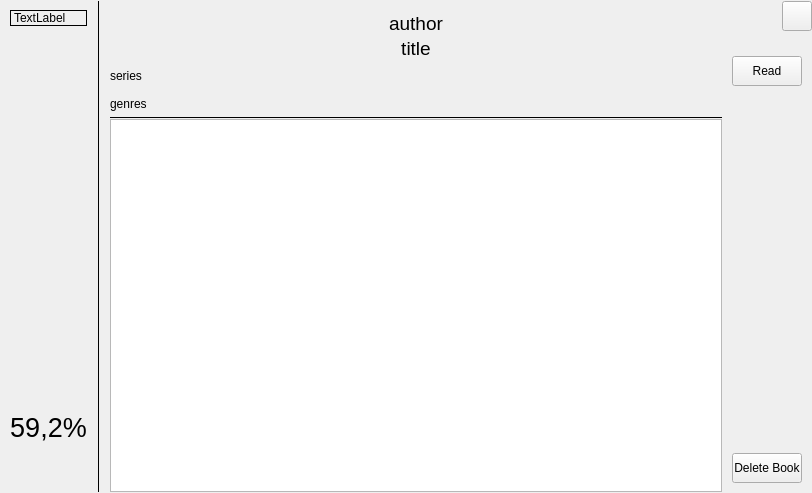
Above: parser-test/book_page.ui from JerryShe/O-Reader before the change. Below: the same form after it.
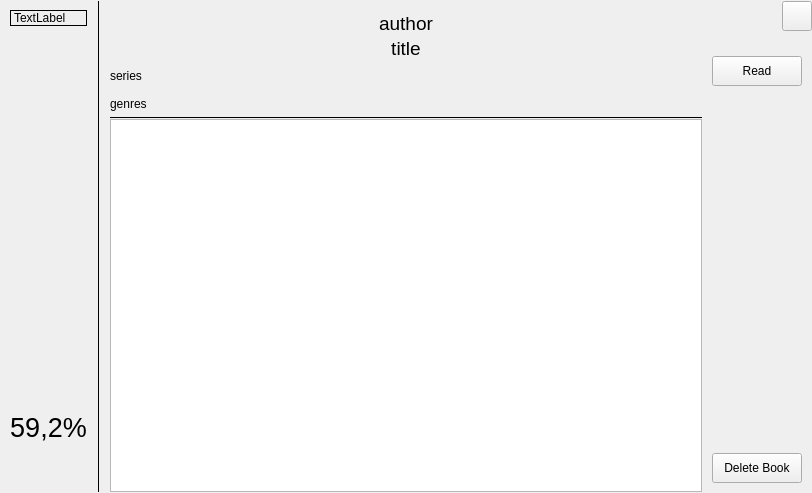
That is the form after the change.

What changed in the file:
```diff
--- a/parser-test/book_page.ui
+++ b/parser-test/book_page.ui
@@ -120,7 +120,7 @@
          <widget class="QPushButton" name="startReading">
           <property name="minimumSize">
            <size>
-            <width>70</width>
+            <width>90</width>
             <height>30</height>
            </size>
           </property>
@@ -152,7 +152,7 @@
          <widget class="QPushButton" name="deleteBook">
           <property name="minimumSize">
            <size>
-            <width>70</width>
+            <width>90</width>
             <height>30</height>
            </size>
           </property>
```
